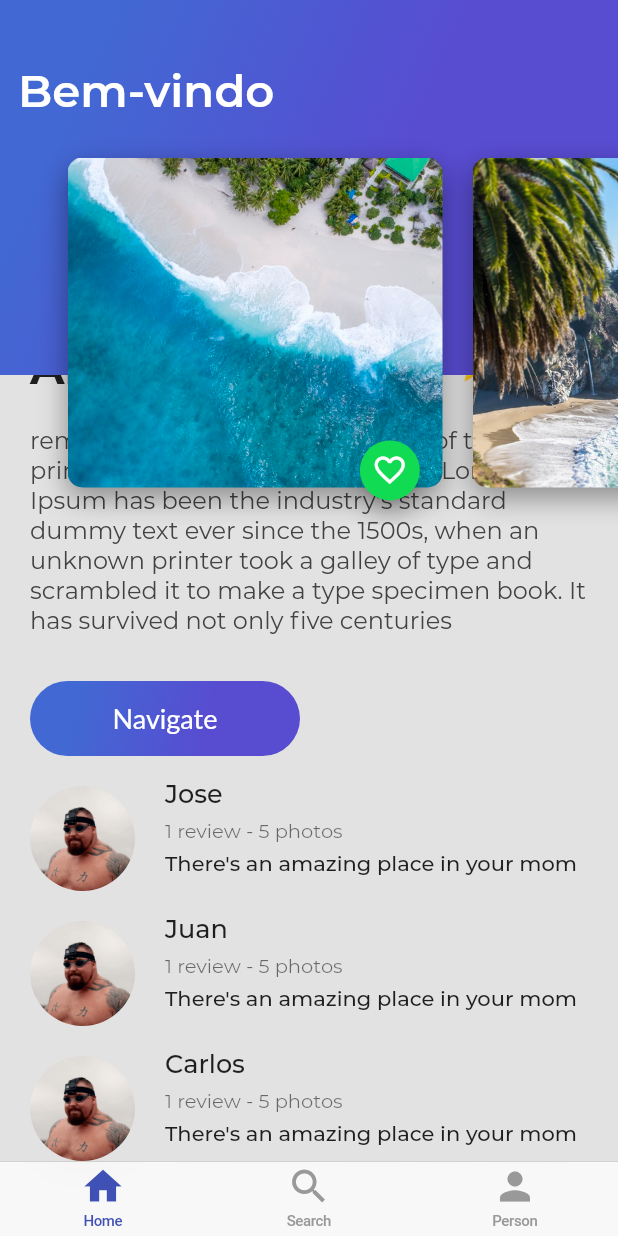
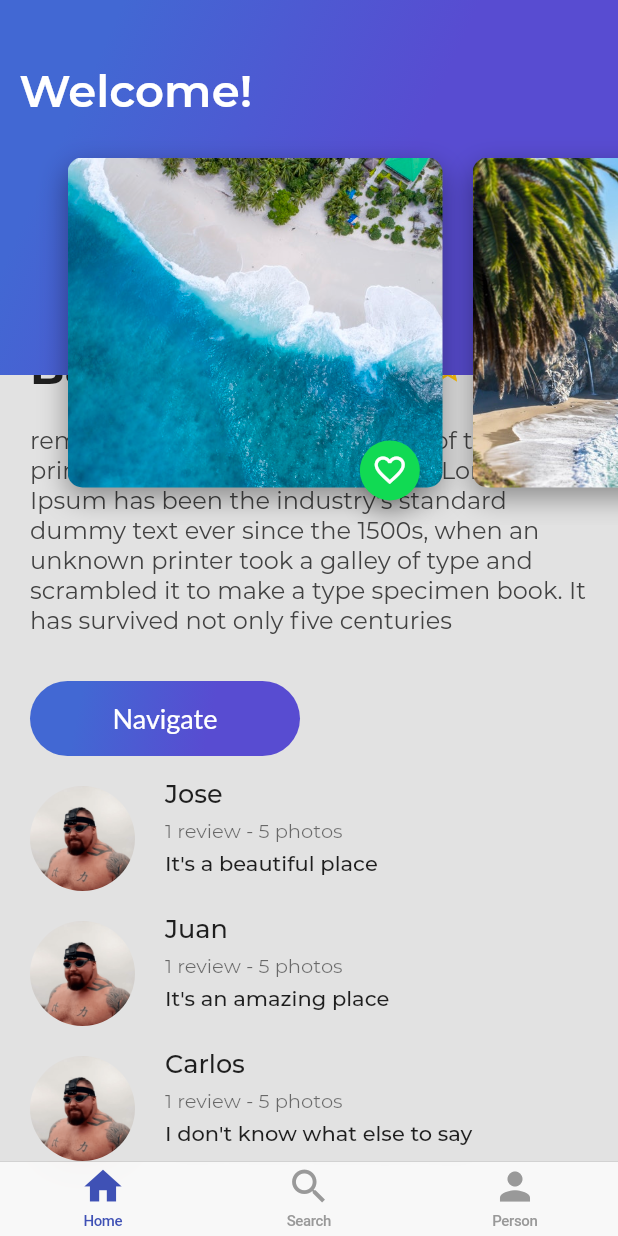
Before and after one commit to JoaquinSosa28/flutter-trips-test, a Flutter app: the screen it shows after launch, scrolled down 113 dp, on a phone screen of 412 x 824 dp. Run offline on Flutter 3.47's test engine with Material 2 defaults, Android fonts, the phone set to English and light mode, and no system bars; Roboto replaces fonts that are missing (Lato).

Commit message:
Changed texts

```diff
--- a/lib/header_appbar.dart
+++ b/lib/header_appbar.dart
@@ -5,6 +5,6 @@ import 'card_image_list.dart';
 class HeaderAppBar extends StatelessWidget {
   @override
   Widget build(BuildContext context) {
-    return Stack(children: [GradientBack("Bem-vindo"), CardImageList()]);
+    return Stack(children: [GradientBack("Welcome!"), CardImageList()]);
   }
 }
--- a/lib/home_trips.dart
+++ b/lib/home_trips.dart
@@ -12,7 +12,7 @@ class HomeTrips extends StatelessWidget {
   Widget build(BuildContext context) {
     return Stack(children: [
       ListView(children: [
-        DescriptionPlace("Alto lugar", 2, descDummy),
+        DescriptionPlace("Bahamas 😎", 2, descDummy),
         ReviewList(),
       ]),
       HeaderAppBar()
--- a/lib/review.dart
+++ b/lib/review.dart
@@ -4,9 +4,9 @@ class Review extends StatelessWidget {
   String imagePath = "assets/img/ricardito.png";
   String name = "Joaquín Sosa";
   String details = "1 review - 5 photos";
-  String comment = "There's an amazing place in your mom";
+  String comment = "It's an amazing place";
 
-  Review(this.imagePath, this.name);
+  Review(this.imagePath, this.name, this.comment);
 
   @override
   Widget build(BuildContext context) {
--- a/lib/review_list.dart
+++ b/lib/review_list.dart
@@ -7,9 +7,10 @@ class ReviewList extends StatelessWidget {
     return new Column(
       crossAxisAlignment: CrossAxisAlignment.start,
       children: [
-        Review("assets/img/ricardito.png", "Jose"),
-        Review("assets/img/ricardito.png", "Juan"),
-        Review("assets/img/ricardito.png", "Carlos")
+        Review("assets/img/ricardito.png", "Jose", "It's a beautiful place"),
+        Review("assets/img/ricardito.png", "Juan", "It's an amazing place"),
+        Review("assets/img/ricardito.png", "Carlos",
+            "I don't know what else to say")
       ],
     );
   }
--- a/lib/sosa_trips_cupertino.dart
+++ b/lib/sosa_trips_cupertino.dart
@@ -32,13 +32,12 @@ class _SosaTripsCupertino extends State<SosaTripsCupertino> {
   Widget build(BuildContext context) {
     return Scaffold(
         bottomNavigationBar: CupertinoTabScaffold(
-            tabBar: CupertinoTabBar(items: [
-              BottomNavigationBarItem(icon: Icon(Icons.home), label: "Home"),
-              BottomNavigationBarItem(
-                  icon: Icon(Icons.search), label: "Search"),
-              BottomNavigationBarItem(
-                  icon: Icon(Icons.person), label: "Person"),
-            ]),
-            tabBuilder: cupertinoTabBuilder));
+      tabBar: CupertinoTabBar(activeColor: Colors.indigo, items: [
+        BottomNavigationBarItem(icon: Icon(Icons.home), label: "Home"),
+        BottomNavigationBarItem(icon: Icon(Icons.search), label: "Search"),
+        BottomNavigationBarItem(icon: Icon(Icons.person), label: "Person"),
+      ]),
+      tabBuilder: cupertinoTabBuilder,
+    ));
   }
 }
```
